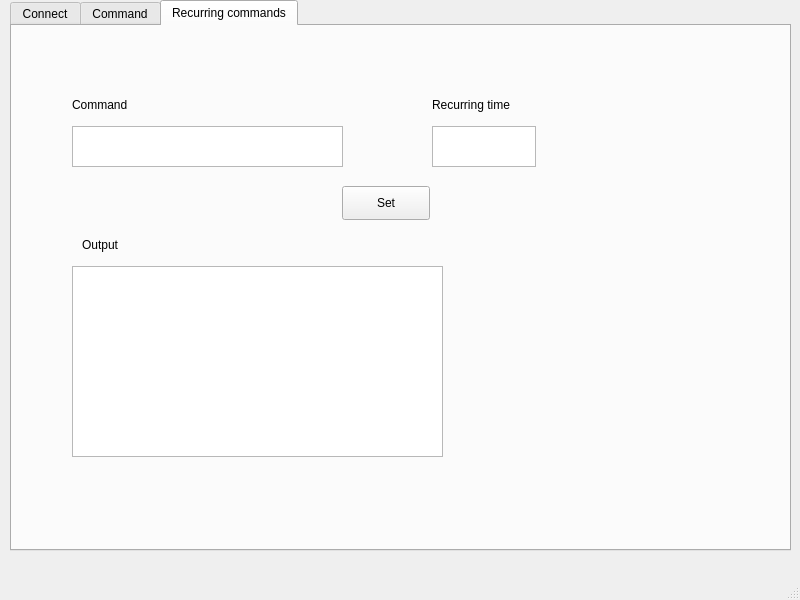
Old version of the form basic.ui in the repository arjun1299/PancreasGUI.
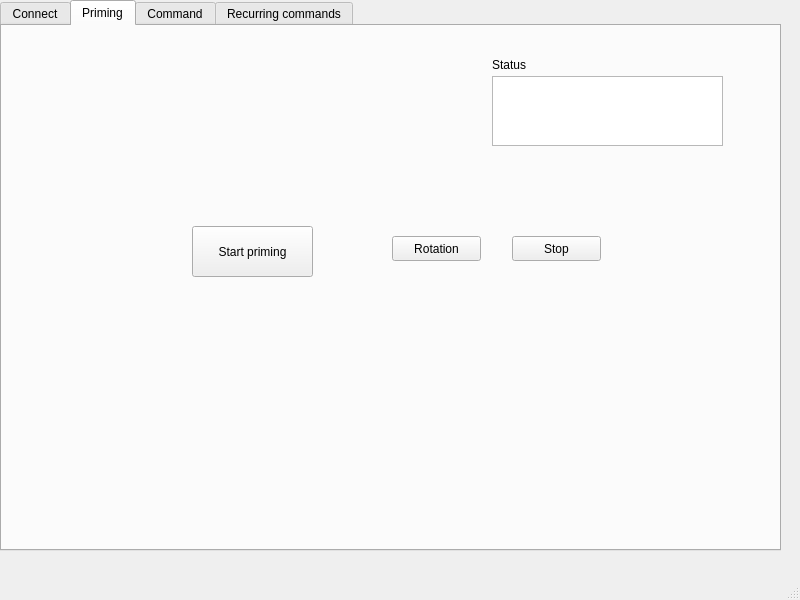
New version of the form. The open tabs and pages were chosen to show the change.

The edit to the form file:
```diff
--- a/basic.ui
+++ b/basic.ui
@@ -17,7 +17,7 @@
    <widget class="QTabWidget" name="tabWidget">
     <property name="geometry">
      <rect>
-      <x>10</x>
+      <x>0</x>
       <y>0</y>
       <width>781</width>
       <height>551</height>
@@ -79,6 +79,96 @@
        <string>Scan</string>
       </property>
      </widget>
+     <widget class="QPlainTextEdit" name="plainTextEdit_2">
+      <property name="geometry">
+       <rect>
+        <x>500</x>
+        <y>40</y>
+        <width>231</width>
+        <height>70</height>
+       </rect>
+      </property>
+     </widget>
+     <widget class="QLabel" name="label_7">
+      <property name="geometry">
+       <rect>
+        <x>500</x>
+        <y>20</y>
+        <width>67</width>
+        <height>17</height>
+       </rect>
+      </property>
+      <property name="text">
+       <string>Status</string>
+      </property>
+     </widget>
+    </widget>
+    <widget class="QWidget" name="PrimingTab">
+     <attribute name="title">
+      <string>Priming</string>
+     </attribute>
+     <widget class="QPushButton" name="pushButton">
+      <property name="geometry">
+       <rect>
+        <x>190</x>
+        <y>200</y>
+        <width>121</width>
+        <height>51</height>
+       </rect>
+      </property>
+      <property name="text">
+       <string>Start priming</string>
+      </property>
+     </widget>
+     <widget class="QPushButton" name="pushButton_2">
+      <property name="geometry">
+       <rect>
+        <x>390</x>
+        <y>210</y>
+        <width>89</width>
+        <height>25</height>
+       </rect>
+      </property>
+      <property name="text">
+       <string>Rotation</string>
+      </property>
+     </widget>
+     <widget class="QPushButton" name="pushButton_3">
+      <property name="geometry">
+       <rect>
+        <x>510</x>
+        <y>210</y>
+        <width>89</width>
+        <height>25</height>
+       </rect>
+      </property>
+      <property name="text">
+       <string>Stop</string>
+      </property>
+     </widget>
+     <widget class="QPlainTextEdit" name="statusTxt_2">
+      <property name="geometry">
+       <rect>
+        <x>490</x>
+        <y>50</y>
+        <width>231</width>
+        <height>70</height>
+       </rect>
+      </property>
+     </widget>
+     <widget class="QLabel" name="statusLabel_2">
+      <property name="geometry">
+       <rect>
+        <x>490</x>
+        <y>30</y>
+        <width>67</width>
+        <height>17</height>
+       </rect>
+      </property>
+      <property name="text">
+       <string>Status</string>
+      </property>
+     </widget>
     </widget>
     <widget class="QWidget" name="CommandsTab">
      <attribute name="title">
@@ -184,7 +274,7 @@
      <widget class="QTextEdit" name="reTime">
       <property name="geometry">
        <rect>
-        <x>420</x>
+        <x>350</x>
         <y>100</y>
         <width>104</width>
         <height>41</height>
@@ -194,7 +284,7 @@
      <widget class="QLabel" name="label_3">
       <property name="geometry">
        <rect>
-        <x>420</x>
+        <x>350</x>
         <y>70</y>
         <width>111</width>
         <height>18</height>
```
Left out of the diff: 52 changed lines with no effect on the pictures.
